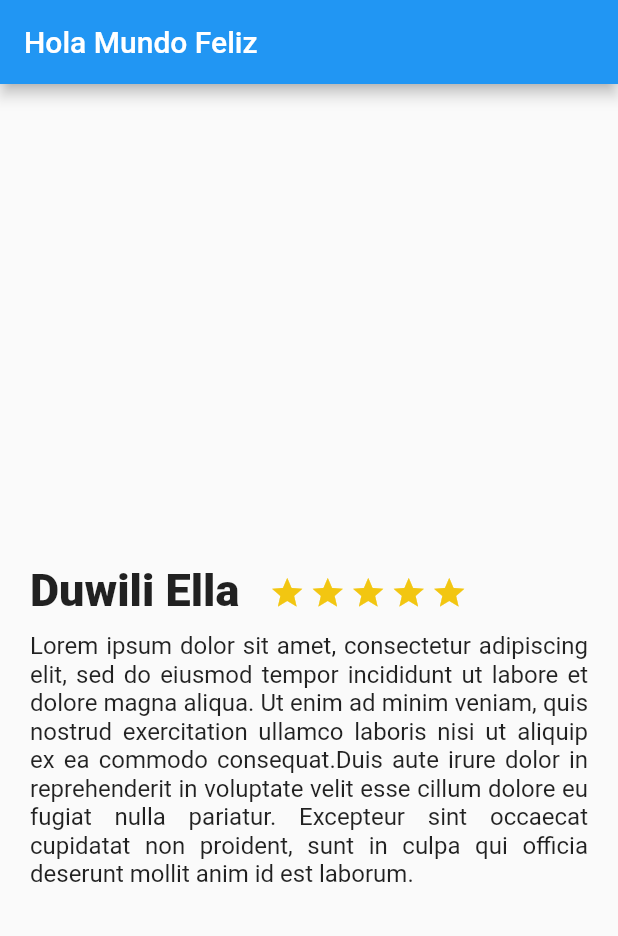
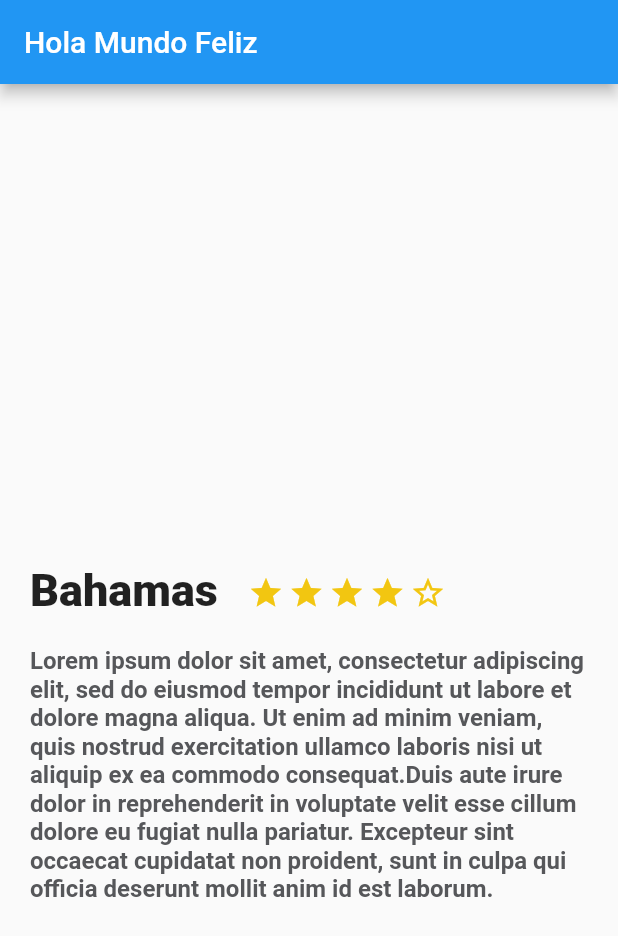
Before and after one commit to davidac2007/trips-app, a Flutter app: the screen it shows after launch, on a phone screen of 412 x 824 dp. Shown: the top 936 px of the screen. Run offline on Flutter 3.47's test engine with Material 2 defaults, Android fonts, the phone set to English and light mode, and no system bars.

Commit message:
Added all the contents to column

```diff
--- a/lib/description_place.dart
+++ b/lib/description_place.dart
@@ -1,52 +1,72 @@
 import 'package:flutter/material.dart';
 
 class DescriptionPlace extends StatelessWidget {
+  String namePlace;
+  int stars;
+  String descriptionPlace;
+
+  DescriptionPlace(this.namePlace, this.stars, this.descriptionPlace);
+
+  String randomDescription =
+      "Lorem ipsum dolor sit amet, consectetur adipiscing elit, sed do eiusmod tempor incididunt ut labore et dolore magna aliqua. Ut enim ad minim veniam, quis nostrud exercitation ullamco laboris nisi ut aliquip ex ea commodo consequat."
+      "Duis aute irure dolor in reprehenderit in voluptate velit esse cillum dolore eu fugiat nulla pariatur. Excepteur sint occaecat cupidatat non proident, sunt in culpa qui officia deserunt mollit anim id est laborum.";
   @override
   Widget build(BuildContext context) {
     // TODO: implement build
 
-    final text = Container(
-      margin: EdgeInsets.only(top: 10.0, left: 20.0, right: 20.0),
-      child: Text(
-        "Lorem ipsum dolor sit amet, consectetur adipiscing elit, sed do eiusmod tempor incididunt ut labore et dolore magna aliqua. Ut enim ad minim veniam, quis nostrud exercitation ullamco laboris nisi ut aliquip ex ea commodo consequat."
-        "Duis aute irure dolor in reprehenderit in voluptate velit esse cillum dolore eu fugiat nulla pariatur. Excepteur sint occaecat cupidatat non proident, sunt in culpa qui officia deserunt mollit anim id est laborum.",
-        style: TextStyle(fontSize: 16.0),
-        textAlign: TextAlign.justify,
+    final star_half = Container(
+      margin: EdgeInsets.only(top: 323.0, right: 3.0),
+      child: Icon(
+        Icons.star_half,
+        color: Color(0xFFf2C611),
+      ),
+    );
+
+    final star_border = Container(
+      margin: EdgeInsets.only(top: 323.0, right: 3.0),
+      child: Icon(
+        Icons.star_border,
+        color: Color(0xFFf2C611),
       ),
     );
 
     final star = Container(
       margin: EdgeInsets.only(top: 323.0, right: 3.0),
-      child: Icon(Icons.star, color: Color(0xFFf2C611)),
+      child: Icon(
+        Icons.star,
+        color: Color(0xFFf2C611),
+      ),
     );
 
     final title_stars = Row(
-      children: [
+      children: <Widget>[
         Container(
-          margin: EdgeInsets.only(
-            top: 320.0,
-            left: 20.0,
-            right: 20.0,
-          ),
+          margin: EdgeInsets.only(top: 320.0, left: 20.0, right: 20.0),
           child: Text(
-            "Duwili Ella",
+            namePlace,
             style: TextStyle(fontSize: 30.0, fontWeight: FontWeight.w900),
             textAlign: TextAlign.left,
           ),
         ),
         Row(
-          children: [
-            star,
-            star,
-            star,
-            star,
-            star,
-          ],
+          children: <Widget>[star, star, star, star, star_border],
         )
       ],
     );
+
+    final description = Container(
+      margin: new EdgeInsets.only(top: 20.0, left: 20.0, right: 20.0),
+      child: new Text(
+        descriptionPlace,
+        style: const TextStyle(
+            fontSize: 16.0,
+            fontWeight: FontWeight.bold,
+            color: Color(0xFF56575a)),
+      ),
+    );
+
     return Column(
-      children: [title_stars, text],
+      children: <Widget>[title_stars, description],
     );
   }
 }
--- a/lib/main.dart
+++ b/lib/main.dart
@@ -7,6 +7,9 @@ void main() {
 
 class MyApp extends StatelessWidget {
   // This widget is the root of your application.
+  String randomDescription =
+      "Lorem ipsum dolor sit amet, consectetur adipiscing elit, sed do eiusmod tempor incididunt ut labore et dolore magna aliqua. Ut enim ad minim veniam, quis nostrud exercitation ullamco laboris nisi ut aliquip ex ea commodo consequat."
+      "Duis aute irure dolor in reprehenderit in voluptate velit esse cillum dolore eu fugiat nulla pariatur. Excepteur sint occaecat cupidatat non proident, sunt in culpa qui officia deserunt mollit anim id est laborum.";
   @override
   Widget build(BuildContext context) {
     return MaterialApp(
@@ -27,7 +30,7 @@ class MyApp extends StatelessWidget {
           appBar: AppBar(
             title: Text("Hola Mundo Feliz"),
           ),
-          body: new DescriptionPlace(),
+          body: new DescriptionPlace("Bahamas", 4, randomDescription),
         ) // MyHomePage(title: 'Flutter Demo Home Page'),
         );
   }
```
